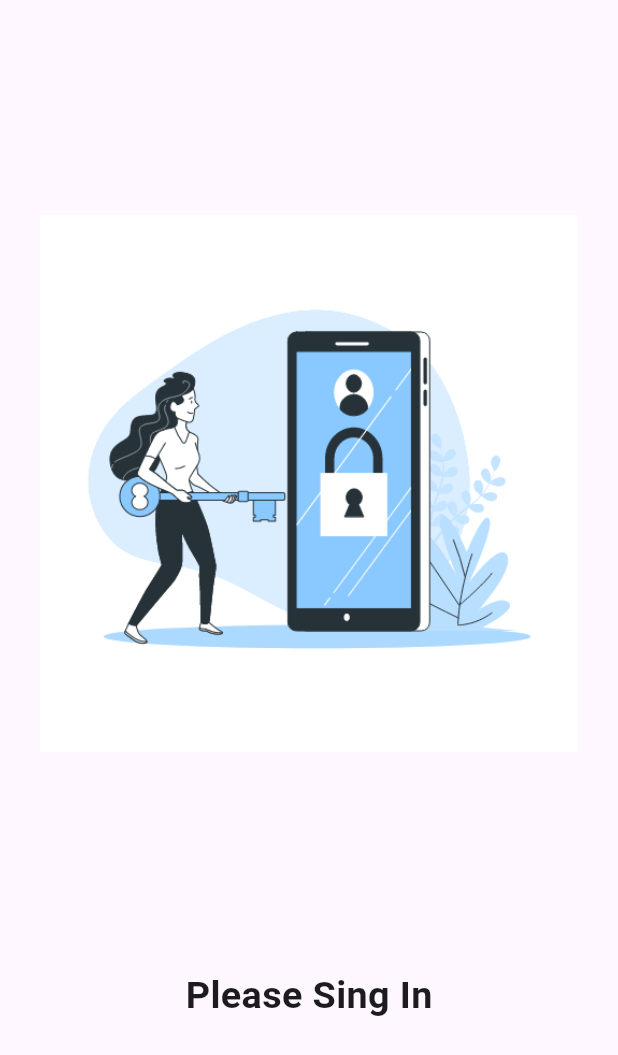
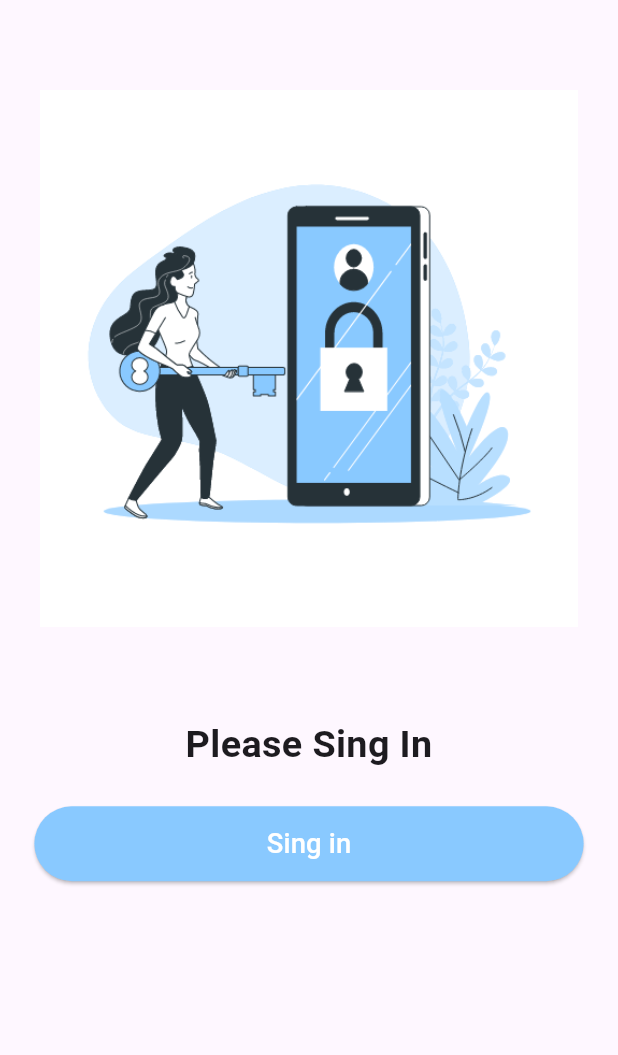
Before and after one commit to AbdelrahmanAyman1/bmi_tracker, a Flutter app: the screen it shows after launch, on a phone screen of 412 x 824 dp. Shown: the top 1055 px of the screen. Run offline on Flutter 3.47's test engine with Material 3 defaults, Android fonts, the phone set to English and light mode, and no system bars; our stand-ins replace firebase_auth, firebase_core, flutter_screenutil; accounts and stored records are empty.

Commit message:
finish singIn

```diff
--- /dev/null
+++ b/lib/constant/color.dart
@@ -0,0 +1,3 @@
+import 'package:flutter/material.dart';
+
+Color primaryColor = const Color(0xff89C9FF);
--- a/lib/screens/sing_in_screen.dart
+++ b/lib/screens/sing_in_screen.dart
@@ -1,3 +1,6 @@
+import 'package:bmi_tracker/screens/home_screen.dart';
+import 'package:bmi_tracker/widgets/custom_button.dart';
+import 'package:firebase_auth/firebase_auth.dart';
 import 'package:flutter/material.dart';
 import 'package:flutter_screenutil/flutter_screenutil.dart';
 
@@ -10,12 +13,29 @@ class SingInScreen extends StatelessWidget {
   Widget build(BuildContext context) {
     return Scaffold(
       body: Column(
-        mainAxisAlignment: MainAxisAlignment.spaceEvenly,
+        crossAxisAlignment: CrossAxisAlignment.stretch,
         children: [
+          SizedBox(height: 50.h),
           Image.asset('assets/images/login.gif',
               width: double.infinity.w, height: 300.h),
-          Text('Please Sing In',
-              style: TextStyle(fontSize: 22.sp, fontWeight: FontWeight.bold)),
+          SizedBox(height: 50.h),
+          Text(
+            textAlign: TextAlign.center,
+            'Please Sing In',
+            style: TextStyle(fontSize: 22.sp, fontWeight: FontWeight.bold),
+          ),
+          SizedBox(height: 20.h),
+          Padding(
+            padding: EdgeInsets.symmetric(horizontal: 20.w),
+            child: CustomButton(
+              onPressed: () async {
+                final userCredential =
+                    await FirebaseAuth.instance.signInAnonymously();
+                Navigator.pushReplacementNamed(context, HomeScreen.routeName);
+              },
+              text: 'Sing in',
+            ),
+          )
         ],
       ),
     );
--- /dev/null
+++ b/lib/widgets/custom_button.dart
@@ -0,0 +1,28 @@
+import 'package:bmi_tracker/constant/color.dart';
+import 'package:flutter/material.dart';
+import 'package:flutter_screenutil/flutter_screenutil.dart';
+
+class CustomButton extends StatelessWidget {
+  const CustomButton({
+    super.key,
+    required this.onPressed,
+    required this.text,
+  });
+
+  final String text;
+  final void Function()? onPressed;
+
+  @override
+  Widget build(BuildContext context) {
+    return ElevatedButton(
+        style: ElevatedButton.styleFrom(
+            backgroundColor: primaryColor,
+            foregroundColor: Colors.white,
+            padding: EdgeInsetsDirectional.symmetric(vertical: 10.h)),
+        onPressed: onPressed,
+        child: Text(
+          text,
+          style: TextStyle(color: Colors.white, fontSize: 16.sp),
+        ));
+  }
+}
--- a/lib/widgets/my_app.dart
+++ b/lib/widgets/my_app.dart
@@ -1,4 +1,6 @@
+import 'package:bmi_tracker/screens/home_screen.dart';
 import 'package:bmi_tracker/screens/sing_in_screen.dart';
+import 'package:firebase_auth/firebase_auth.dart';
 import 'package:flutter/material.dart';
 import 'package:flutter_screenutil/flutter_screenutil.dart';
 
@@ -15,9 +17,12 @@ class MyApp extends StatelessWidget {
       builder: (_, child) {
         return MaterialApp(
           debugShowCheckedModeBanner: false,
-          initialRoute: SingInScreen.routeName,
+          initialRoute: FirebaseAuth.instance.currentUser == null
+              ? SingInScreen.routeName
+              : HomeScreen.routeName,
           routes: {
             SingInScreen.routeName: (context) => const SingInScreen(),
+            HomeScreen.routeName: (context) => const HomeScreen()
           },
         );
       },
--- a/pubspec.yaml
+++ b/pubspec.yaml
@@ -37,6 +37,9 @@ dependencies:
   cupertino_icons: ^1.0.2
   flutter_native_splash: ^2.3.9
   flutter_screenutil: ^5.9.0
+  firebase_auth: ^4.16.0
+  firebase_core: ^2.24.2
+  cloud_firestore: ^4.14.0
 
 dev_dependencies:
   flutter_test:
```
Also changed, not shown: lib/main.dart (+7 -1 lines), lib/screens/home_screen.dart (added, +12 -0 lines), lib/firebase_options.dart (added), pubspec.lock, 9 other files.
